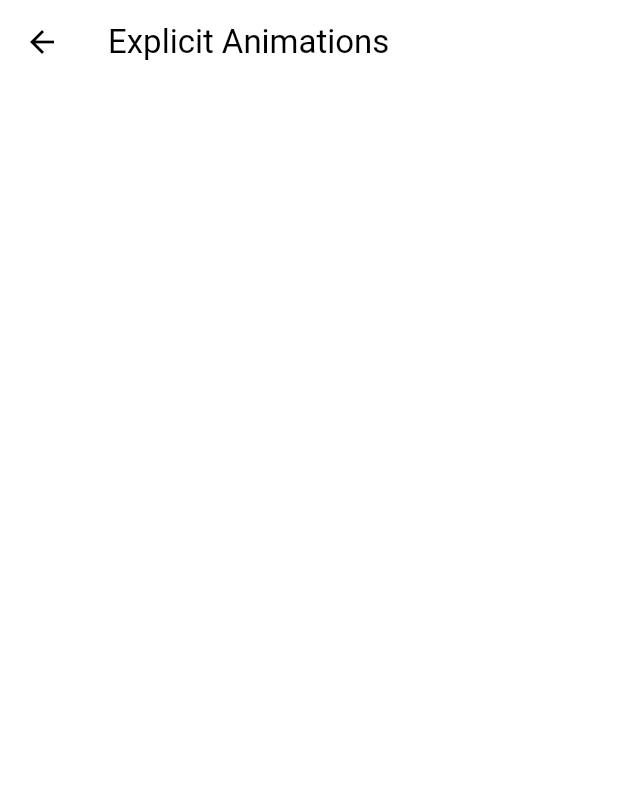
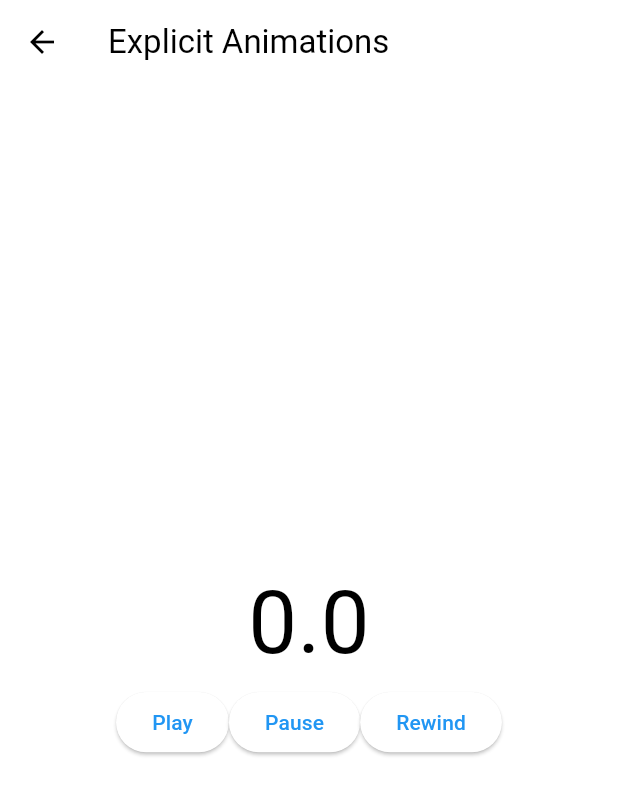
Before and after one commit to cskime/nomadcoders-flutter-animations-masterclass, a Flutter app: the ExplicitAnimationsScreen screen opened directly, on a phone screen of 412 x 824 dp. Shown: the top 795 px of the screen. Run offline on Flutter 3.47's test engine with Material 3 defaults, Android fonts, the phone set to English and light mode, and no system bars.

Commit message:
#2.3 AnimationController: control values

```diff
--- a/lib/screens/explicit_animations_screen.dart
+++ b/lib/screens/explicit_animations_screen.dart
@@ -1,3 +1,5 @@
+import 'dart:async';
+
 import 'package:flutter/material.dart';
 
 class ExplicitAnimationsScreen extends StatefulWidget {
@@ -10,7 +12,34 @@ class ExplicitAnimationsScreen extends StatefulWidget {
 
 class _ExplicitAnimationsScreenState extends State<ExplicitAnimationsScreen>
     with SingleTickerProviderStateMixin {
-  late final _animationController = AnimationController(vsync: this);
+  late final _animationController = AnimationController(
+    vsync: this,
+    duration: const Duration(seconds: 10),
+  );
+
+  void _play() {
+    _animationController.forward();
+  }
+
+  void _pause() {
+    _animationController.stop();
+  }
+
+  void _rewind() {
+    _animationController.reverse();
+  }
+
+  @override
+  void initState() {
+    super.initState();
+
+    Timer.periodic(
+      const Duration(milliseconds: 500),
+      (timer) {
+        _animationController.value;
+      },
+    );
+  }
 
   @override
   Widget build(BuildContext context) {
@@ -18,6 +47,25 @@ class _ExplicitAnimationsScreenState extends State<ExplicitAnimationsScreen>
       appBar: AppBar(
         title: const Text("Explicit Animations"),
       ),
+      body: Center(
+        child: Column(
+          mainAxisAlignment: MainAxisAlignment.center,
+          children: [
+            Text(
+              "${_animationController.value}",
+              style: const TextStyle(fontSize: 58),
+            ),
+            Row(
+              mainAxisAlignment: MainAxisAlignment.center,
+              children: [
+                ElevatedButton(onPressed: _play, child: const Text("Play")),
+                ElevatedButton(onPressed: _pause, child: const Text("Pause")),
+                ElevatedButton(onPressed: _rewind, child: const Text("Rewind")),
+              ],
+            )
+          ],
+        ),
+      ),
     );
   }
 }
```
Also changed, not shown: 1 other file.
